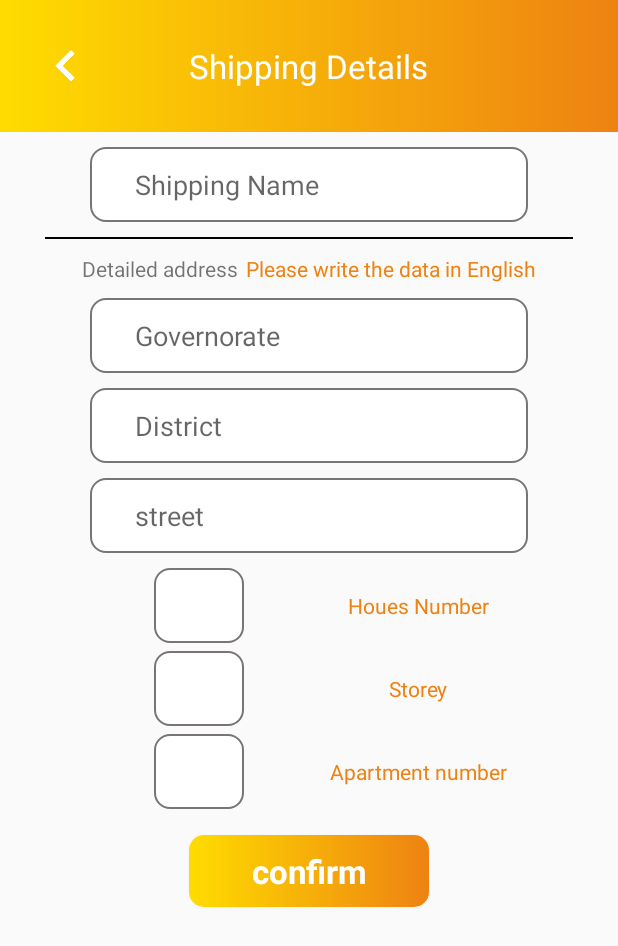
After one commit to mostafazaghlol/Bsor3a, an Android app: the ShippingDetails screen opened directly, with no data from a screen before it, on a phone screen of 412 x 824 dp. The commit adds this screen. Shown: the top 946 px of the screen. Run offline under Robolectric (Android 15) with nearby library versions, the phone set to English and light mode, and no system bars.

Commit message:
ConfirmationPage

```diff
--- a/app/src/main/res/values-v21/google_maps_api.xml
+++ b/app/src/debug/res/values/google_maps_api.xml
@@ -4,7 +4,7 @@
 
     To get one, follow this link, follow the directions and press "Create" at the end:
 
-    https://console.developers.google.com/flows/enableapi?apiid=maps_android_backend&keyType=CLIENT_SIDE_ANDROID&r=75:CF:83:E9:F6:73:43:8B:08:86:D6:56:CC:59:04:94:96:0F:46:30%3Bcom.mostafa.android.uber
+    https://console.developers.google.com/flows/enableapi?apiid=maps_android_backend&keyType=CLIENT_SIDE_ANDROID&r=75:CF:83:E9:F6:73:43:8B:08:86:D6:56:CC:59:04:94:96:0F:46:30%3Bcom.mostafa.android.bsor3a
 
     You can also add your credentials to an existing key, using these values:
 
@@ -20,5 +20,5 @@
     Once you have your key (it starts with "AIza"), replace the "google_maps_key"
     string in this file.
     -->
-    <string name="google_maps_key" templateMergeStrategy="preserve" translatable="false">AIzaSyAAZHMyx2aWKYbGTkVM00sLxpO1X3uHWpg</string>
+    <string name="google_maps_key" templateMergeStrategy="preserve" translatable="false">AIzaSyDr-PGFlFC-Ee65nnZ_gqeRIAjt5TgWUJo</string>
 </resources>
--- a/app/src/main/java/com/mostafa/android/bsor3a/MainNavigationActivity.java
+++ b/app/src/main/java/com/mostafa/android/bsor3a/MainNavigationActivity.java
@@ -49,7 +49,7 @@ public class MainNavigationActivity extends AppCompatActivity
     }
 
     private void openMapActivity() {
-        Intent MapActivity = new Intent(MainNavigationActivity.this,OrderMapActivity.class);
+        Intent MapActivity = new Intent(MainNavigationActivity.this,MapsActivity.class);
         startActivity(MapActivity);
     }
 
--- /dev/null
+++ b/app/src/main/java/com/mostafa/android/bsor3a/ShippingDetails.java
@@ -0,0 +1,19 @@
+package com.mostafa.android.bsor3a;
+
+import android.support.v7.app.AppCompatActivity;
+import android.os.Bundle;
+import android.view.View;
+
+public class ShippingDetails extends AppCompatActivity {
+
+    @Override
+    protected void onCreate(Bundle savedInstanceState) {
+        super.onCreate(savedInstanceState);
+        setContentView(R.layout.activity_shipping_details);
+        setBar.setStatusBarColored(this);
+    }
+
+    public void back(View view) {
+        onBackPressed();
+    }
+}
--- /dev/null
+++ b/app/src/main/res/layout/activity_shipping_details.xml
@@ -0,0 +1,154 @@
+<?xml version="1.0" encoding="utf-8"?>
+<LinearLayout xmlns:android="http://schemas.android.com/apk/res/android"
+    xmlns:app="http://schemas.android.com/apk/res-auto"
+    xmlns:tools="http://schemas.android.com/tools"
+    android:layout_width="match_parent"
+    android:layout_height="match_parent"
+    android:orientation="vertical"
+    tools:context="com.mostafa.android.bsor3a.ShippingDetails">
+    <RelativeLayout style="@style/pageRelativeStyle">
+
+        <ImageView
+            android:id="@+id/backLogin"
+            style="@style/pageTitleIcon"
+            android:onClick="back" />
+
+        <TextView
+            android:id="@+id/TitleLogin"
+            style="@style/pageTitleText"
+            android:text="@string/ShippingDetalis" />
+    </RelativeLayout>
+
+    <ScrollView
+        android:layout_width="match_parent"
+        android:layout_height="match_parent">
+        <LinearLayout
+            android:layout_width="match_parent"
+            android:layout_height="match_parent"
+            android:orientation="vertical">
+
+            <EditText
+                style="@style/editText"
+                android:hint="@string/ShippingName"
+                android:paddingLeft="30dp"
+                android:paddingRight="30dp" />
+
+            <View
+                android:layout_width="match_parent"
+                android:layout_height="1dp"
+                android:background="@color/black"
+                android:layout_marginLeft="30dp"
+                android:layout_marginRight="30dp"
+                android:layout_marginTop="10dp"/>
+            <LinearLayout
+                android:layout_width="match_parent"
+                android:layout_height="wrap_content"
+                android:gravity="center"
+                android:layout_marginTop="10dp"
+                android:orientation="horizontal">
+                <TextView
+                    android:layout_width="wrap_content"
+                    android:layout_height="match_parent"
+                    android:text="@string/Detailedaddress"
+                    android:textAppearance="?android:textAppearanceSmall" />
+                <TextView
+                    android:layout_width="wrap_content"
+                    android:layout_height="wrap_content"
+                    android:text="@string/PleaseEnglish"
+                    android:textColor="@color/Orange"
+                    android:layout_marginLeft="5dp"
+                    android:textAppearance="?android:textAppearanceSmall"/>
+            </LinearLayout>
+            <EditText
+                style="@style/editText"
+                android:hint="@string/Governorate"
+                android:paddingLeft="30dp"
+                android:paddingRight="30dp" />
+            <EditText
+                style="@style/editText"
+                android:hint="@string/District"
+                android:paddingLeft="30dp"
+                android:paddingRight="30dp" />
+            <EditText
+                style="@style/editText"
+                android:hint="@string/street"
+                android:paddingLeft="30dp"
+                android:paddingRight="30dp" />
+            <LinearLayout
+                android:layout_width="match_parent"
+                android:layout_height="wrap_content"
+                android:layout_marginLeft="60dp"
+                android:layout_marginRight="60dp"
+                android:layout_marginTop="10dp"
+                android:orientation="horizontal">
+                <LinearLayout
+                    android:layout_width="0dp"
+                    android:layout_height="match_parent"
+                    android:layout_weight="1"
+                    android:gravity="center"
+                    android:orientation="vertical">
+                    <EditText
+                        style="@style/SimpleeditText"
+                        android:layout_marginBottom="5dp"
+                        android:textAppearance="?android:textAppearanceSmall" />
+                    <EditText
+                        android:layout_marginBottom="5dp"
+                        style="@style/SimpleeditText"
+                        android:textAppearance="?android:textAppearanceSmall" />
+                    <EditText
+                        style="@style/SimpleeditText"
+                        android:layout_marginBottom="5dp"
+
+                        android:textAppearance="?android:textAppearanceSmall" />
+                </LinearLayout>
+                <LinearLayout
+                    android:layout_width="0dp"
+                    android:layout_weight="1"
+                    android:layout_height="match_parent"
+                    android:orientation="vertical">
+                    <TextView
+                        android:layout_width="match_parent"
+                        android:layout_height="0dp"
+                        android:layout_weight="1"
+                        android:gravity="center"
+                        android:text="@string/HouseNumber"
+                        android:textColor="@color/Orange"
+                        android:layout_marginBottom="5dp"
+
+                        android:textAppearance="?android:textAppearanceSmall"/>
+                    <TextView
+                        android:layout_width="match_parent"
+                        android:layout_height="0dp"
+                        android:layout_weight="1"
+                        android:text="@string/Storey"
+                        android:gravity="center"
+                        android:layout_marginBottom="5dp"
+                        android:textColor="@color/Orange"
+                        android:textAppearance="?android:textAppearanceSmall"/>
+                    <TextView
+                        android:layout_width="match_parent"
+                        android:layout_height="0dp"
+                        android:layout_weight="1"
+                        android:layout_marginBottom="5dp"
+                        android:gravity="center"
+                        android:text="@string/Apartmentnumber"
+                        android:textColor="@color/Orange"
+                        android:textAppearance="?android:textAppearanceSmall"/>
+                </LinearLayout>
+
+            </LinearLayout>
+            <Button
+                android:layout_width="160dp"
+                android:layout_height="wrap_content"
+                android:layout_centerHorizontal="true"
+                android:background="@drawable/gridentcolor"
+                android:layout_marginTop="12dp"
+                android:layout_gravity="center"
+                android:layout_marginBottom="10dp"
+                android:text="@string/Confirm"
+                android:textColor="@color/white"
+                android:textStyle="bold"
+                android:textAppearance="?android:textAppearanceLarge"/>
+        </LinearLayout>
+    </ScrollView>
+</LinearLayout>
--- a/app/src/main/res/values/strings.xml
+++ b/app/src/main/res/values/strings.xml
@@ -18,7 +18,7 @@
     <string name="Phone">Phone</string>
     <string name="Email">Email</string>
     <string name="AcceptTerms">Accept Terms</string>
-    <string name="google_maps_key">AIzaSyAAZHMyx2aWKYbGTkVM00sLxpO1X3uHWpg</string>
+    <string name="google_maps_key">AIzaSyDdZJ4GG1C7InMVJC9eSEqU_rWVBbHNUxQ</string>
     <string name="title_activity_main_navigation" translatable="false">MainNavigationActivity</string>
 
     <string name="navigation_drawer_open" translatable="false">Open navigation drawer</string>
@@ -32,5 +32,17 @@
     <string name="sign_out">sign out</string>
     <string name="detect_location">detect location</string>
     <string name="Confirm">confirm</string>
+    <string name="title_activity_maps">Map</string>
+    <string name="ShippingDetalis">Shipping Details</string>
+    <string name="ShippingName">Shipping Name</string>
+    <string name="Detailedaddress">Detailed address</string>
+    <string name="PleaseEnglish">Please write the data in English</string>
+    <string name="Governorate">Governorate</string>
+    <string name="District">District</string>
+    <string name="street">street</string>
+    <string name="Dash">--</string>
+    <string name="HouseNumber">Houes Number</string>
+    <string name="Storey">Storey</string>
+    <string name="Apartmentnumber">Apartment number</string>
 
 </resources>
--- a/app/src/main/res/values/styles.xml
+++ b/app/src/main/res/values/styles.xml
@@ -50,6 +50,13 @@
         <item name="android:drawablePadding">20dp</item>
         <item name="android:textColor">@color/Orange</item>
     </style>
+    <style name="SimpleeditText">
+            <item name="android:layout_width">60dp</item>
+            <item name="android:layout_height">50dp</item>
+            <item name="android:background">@drawable/edittextbackground</item>
+            <item name="android:drawablePadding">20dp</item>
+            <item name="android:textColor">@color/Orange</item>
+        </style>
 
     <style name="AppTheme.AppBarOverlay" parent="ThemeOverlay.AppCompat.Dark.ActionBar" />
 
```
Also changed, not shown: app/src/main/AndroidManifest.xml (+14 -2 lines), app/src/main/java/com/mostafa/android/bsor3a/MapsActivity.java (added, +114 -0 lines), app/src/main/java/com/mostafa/android/bsor3a/OrderMapActivity.java (deleted, +0 -104 lines), app/src/main/res/layout/activity_maps.xml (renamed from app/src/main/res/layout/activity_order_map.xml, +5 -3 lines), 1 other file.
